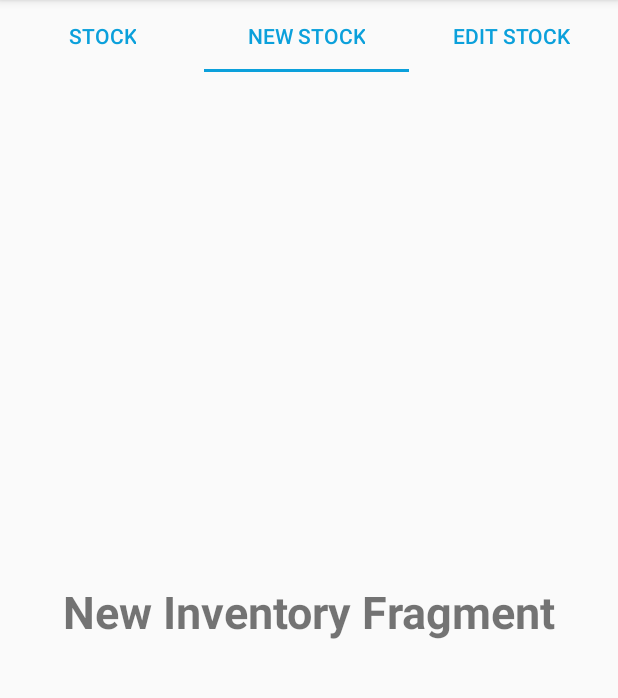
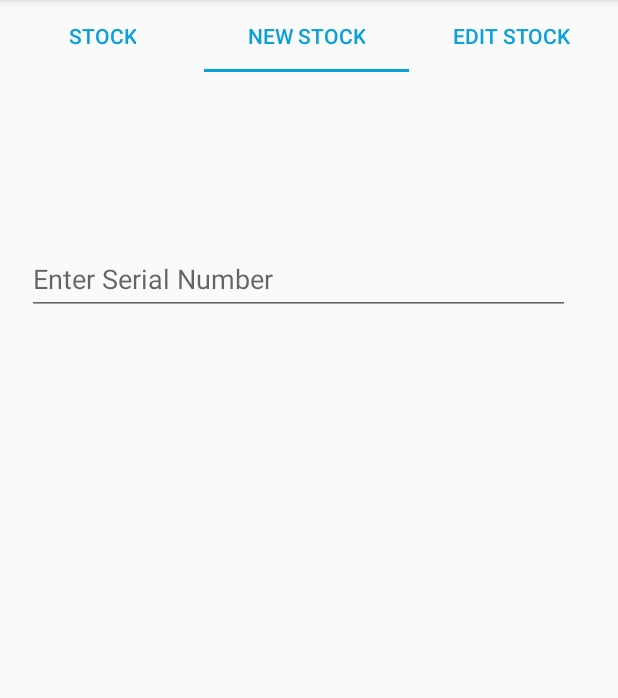
Before and after one commit to KavishkaPKP/MAD-Group-Project, an Android app: the Inventory screen opened directly, with no data from a screen before it, tab 2 chosen, on a phone screen of 412 x 824 dp, the part 84-782 px from its top. Run offline under Robolectric (Android 15) with nearby library versions, the light colour scheme and no system bars.

Commit message:
starting coding part

```diff
--- a/app/src/main/res/layout/activity_inventory.xml
+++ b/app/src/main/res/layout/activity_inventory.xml
@@ -10,12 +10,13 @@
         android:id="@+id/invent_tabLayout"
         android:layout_width="409dp"
         android:layout_height="wrap_content"
+        android:textAlignment="center"
         app:layout_constraintEnd_toEndOf="parent"
         app:layout_constraintStart_toStartOf="parent"
         app:layout_constraintTop_toTopOf="parent"
         app:tabIndicatorColor="#0ba0db"
         app:tabTextColor="#0ba0db"
-        android:textAlignment="center">
+        tools:ignore="SpeakableTextPresentCheck">
 
     </com.google.android.material.tabs.TabLayout>
 
--- a/app/src/main/res/layout/fragment_newstock.xml
+++ b/app/src/main/res/layout/fragment_newstock.xml
@@ -1,17 +1,34 @@
 <?xml version="1.0" encoding="utf-8"?>
-<FrameLayout xmlns:android="http://schemas.android.com/apk/res/android"
+<ScrollView xmlns:android="http://schemas.android.com/apk/res/android"
+    xmlns:app="http://schemas.android.com/apk/res-auto"
+
     xmlns:tools="http://schemas.android.com/tools"
     android:layout_width="match_parent"
-    android:layout_height="match_parent"
-    tools:context=".NewstockFragment">
+    android:layout_height="wrap_content"
+    android:fillViewport="true"
+    tools:ignore="SpeakableTextPresentCheck">
 
-    <TextView
+    <RelativeLayout
         android:layout_width="match_parent"
-        android:layout_height="match_parent"
-        android:text="@string/new_inventory_fragment"
-        android:textSize="30sp"
-        android:textStyle="bold"
-        android:textAlignment="center"
-        android:gravity="center"/>
+        android:layout_height="720dp"
+        android:orientation="vertical"
+        tools:context=".StocksFragment"
+        tools:ignore="SpeakableTextPresentCheck">
 
-</FrameLayout>
+        <EditText
+            android:id="@+id/serialNumber"
+            android:layout_width="362dp"
+            android:layout_height="wrap_content"
+            android:layout_alignParentStart="true"
+            android:layout_alignParentTop="true"
+            android:layout_marginStart="18dp"
+            android:layout_marginTop="114dp"
+            android:ems="10"
+            android:hint="@string/inventory_serial"
+            android:inputType="number"
+            android:minHeight="48dp"
+            tools:ignore="TextFields" />
+
+
+    </RelativeLayout>
+</ScrollView>
--- a/app/src/main/res/values/strings.xml
+++ b/app/src/main/res/values/strings.xml
@@ -14,4 +14,7 @@
     <string name="todo2">TODO</string>
     <string name="todo3">TODO</string>
     <string name="todo4">TODO</string>
+    <string name="inventory_serial">Enter Serial Number</string>
+    <string name="stock_owner">Stock_owner</string>
+    <string name="stock_date">Stock Date</string>
 </resources>
--- a/app/src/main/res/values/themes.xml
+++ b/app/src/main/res/values/themes.xml
@@ -4,7 +4,7 @@
         <!-- Primary brand color. -->
         <item name="colorPrimary">#0ba0db</item>
         <item name="colorPrimaryDark">#0ba0db</item>
-        <item name="colorAccent">@color/teal_200</item>
+        <item name="colorAccent">#0ba0db</item>
         <!-- Customize your theme here. -->
     </style>
 </resources>
```
Also changed, not shown: app/src/main/res/layout/fragment_stocks.xml (+24 -9 lines).
